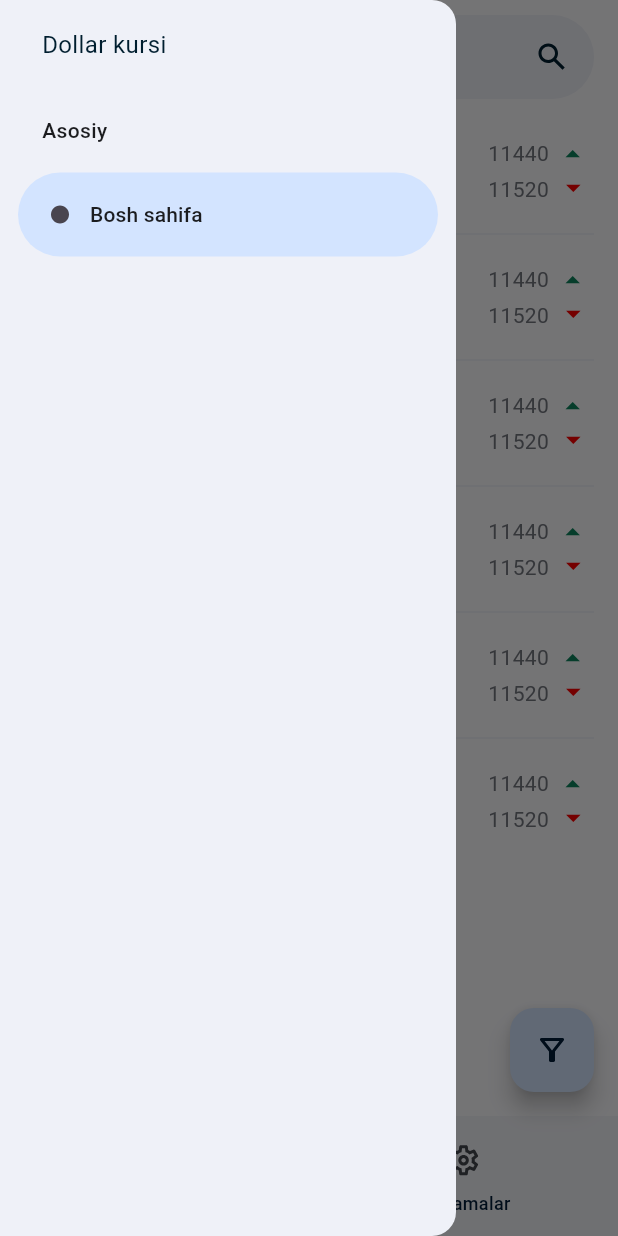
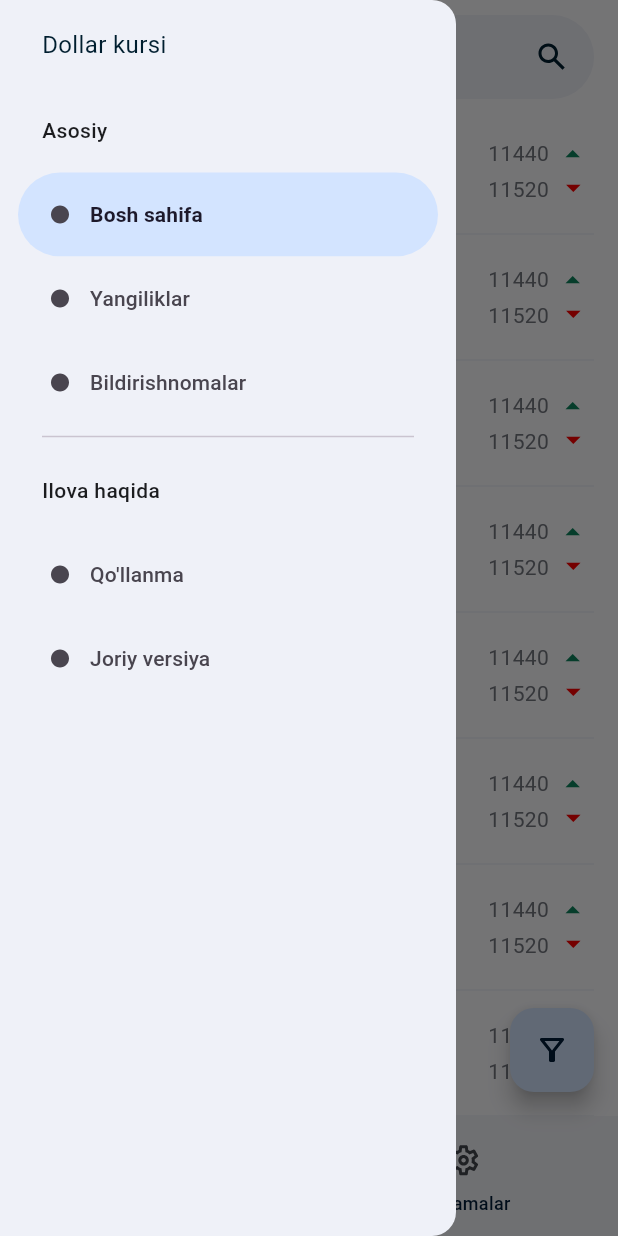
Before and after one commit to Ipilot7/dollar_kursi, a Flutter app: the screen it shows after launch, with the side drawer open, on a phone screen of 412 x 824 dp. Run offline on Flutter 3.47's test engine with Material 2 defaults, Android fonts, the phone set to English and light mode, and no system bars; our stand-ins replace flutter_svg.

Commit message:
add other banks and fix some issues in drawer

```diff
--- a/lib/presentation/pages/home_page.dart
+++ b/lib/presentation/pages/home_page.dart
@@ -22,6 +22,11 @@ class _HomePageState extends State<HomePage> {
     'Agrobank',
     'Trastbank',
     'Infinbank',
+    'Kapitalbank',
+    'Sanoat Qurilish Bank',
+    'Ziraat Bank',
+    'Milliy Bank',
+    'Ipak yo\'li bank',
   ];
 
   List<String> bankImages = [
@@ -31,6 +36,11 @@ class _HomePageState extends State<HomePage> {
     AppAssets.images.bank4,
     AppAssets.images.bank5,
     AppAssets.images.bank6,
+    AppAssets.images.bank7,
+    AppAssets.images.bank8,
+    AppAssets.images.bank9,
+    AppAssets.images.bank10,
+    AppAssets.images.bank11,
   ];
 
   @override
@@ -59,14 +69,14 @@ class _HomePageState extends State<HomePage> {
           ),
         ),
         ...List.generate(
-          6,
+          11,
           (index) => Column(
             children: [
               BankContainer(
                 image: bankImages[index],
                 name: bankNames[index],
               ),
-              index != 5
+              index != 10
                   ? Padding(
                       padding: const EdgeInsets.symmetric(horizontal: 16),
                       child: Divider(
--- a/lib/presentation/widgets/drawer.dart
+++ b/lib/presentation/widgets/drawer.dart
@@ -1,8 +1,8 @@
-import 'package:dollar_kursi/utils/app_assets.dart';
 import 'package:dollar_kursi/utils/app_colors.dart';
 import 'package:dollar_kursi/utils/app_text_styles.dart';
 import 'package:flutter/material.dart';
-import 'package:flutter_svg/svg.dart';
+
+import 'drawer_button.dart';
 
 class AppDrawer extends StatelessWidget {
   const AppDrawer({super.key});
@@ -11,6 +11,7 @@ class AppDrawer extends StatelessWidget {
   Widget build(BuildContext context) {
     return Drawer(
       backgroundColor: AppColors.secondarySurface,
+      elevation: 0,
       child: SafeArea(
         child: ListView(
           padding: const EdgeInsets.symmetric(horizontal: 12),
@@ -29,17 +30,36 @@ class AppDrawer extends StatelessWidget {
                 style: AppTextStyles.button,
               ),
             ),
-            ElevatedButton.icon(
-              onPressed: () {},
-              icon: SvgPicture.asset(AppAssets.icons.circle),
-              style: const ButtonStyle(
-                alignment: Alignment.centerLeft,
-                padding: MaterialStatePropertyAll(EdgeInsets.all(16)),
-              ),
-              label: Text(
-                'Bosh sahifa',
+            const DrawerEButton(
+              title: 'Bosh sahifa',
+              isActive: true,
+            ),
+            const DrawerEButton(
+              title: 'Yangiliklar',
+              isActive: false,
+            ),
+            const DrawerEButton(
+              title: 'Bildirishnomalar',
+              isActive: false,
+            ),
+            const Padding(
+              padding: EdgeInsets.symmetric(horizontal: 16),
+              child: Divider(color: Color(0xFFCAC4D0)),
+            ),
+            Padding(
+              padding: const EdgeInsets.fromLTRB(16, 18, 0, 18),
+              child: Text(
+                'Ilova haqida',
                 style: AppTextStyles.button,
               ),
+            ),
+            const DrawerEButton(
+              title: 'Qo\'llanma',
+              isActive: false,
+            ),
+            const DrawerEButton(
+              title: 'Joriy versiya',
+              isActive: false,
             ),
           ],
         ),
--- /dev/null
+++ b/lib/presentation/widgets/drawer_button.dart
@@ -0,0 +1,34 @@
+import 'package:dollar_kursi/utils/app_colors.dart';
+import 'package:flutter/material.dart';
+import 'package:flutter_svg/svg.dart';
+
+import '../../utils/app_assets.dart';
+import '../../utils/app_text_styles.dart';
+
+class DrawerEButton extends StatelessWidget {
+  const DrawerEButton({
+    super.key,
+    required this.title,
+    required this.isActive,
+  });
+
+  final String title;
+  final bool isActive;
+
+  @override
+  Widget build(BuildContext context) {
+    return ElevatedButton.icon(
+      onPressed: () {},
+      icon: SvgPicture.asset(AppAssets.icons.circle),
+      style: ButtonStyle(
+        alignment: Alignment.centerLeft,
+        padding: const MaterialStatePropertyAll(EdgeInsets.all(16)),
+        backgroundColor: MaterialStatePropertyAll(isActive ? null : AppColors.secondarySurface),
+      ),
+      label: Text(
+        title,
+        style: isActive ? AppTextStyles.drawerActiveTitle : AppTextStyles.drawerTitle,
+      ),
+    );
+  }
+}
--- a/lib/utils/app_assets.dart
+++ b/lib/utils/app_assets.dart
@@ -52,5 +52,10 @@ class AppImages extends AssetsFolder {
   String get bank4 => '$basePath/bank-4.png';
   String get bank5 => '$basePath/bank-5.png';
   String get bank6 => '$basePath/bank-6.png';
+  String get bank7 => '$basePath/bank-7.png';
+  String get bank8 => '$basePath/bank-8.png';
+  String get bank9 => '$basePath/bank-9.png';
+  String get bank10 => '$basePath/bank-10.png';
+  String get bank11 => '$basePath/bank-11.png';
   // Bank Photos
 }
--- a/lib/utils/app_text_styles.dart
+++ b/lib/utils/app_text_styles.dart
@@ -41,4 +41,18 @@ class AppTextStyles {
     fontFamily: font,
     fontSize: 16,
   );
+
+  static TextStyle drawerActiveTitle = TextStyle(
+    color: const Color(0xFF1D192B),
+    fontWeight: FontWeight.w600,
+    fontFamily: font,
+    fontSize: 14,
+  );
+
+  static TextStyle drawerTitle = TextStyle(
+    color: const Color(0xFF49454F),
+    fontWeight: FontWeight.w500,
+    fontFamily: font,
+    fontSize: 14,
+  );
 }
```
Also changed, not shown: assets/images/bank-10.png (added), assets/images/bank-11.png (added), assets/images/bank-7.png (added), assets/images/bank-8.png (added), assets/images/bank-9.png (added).
